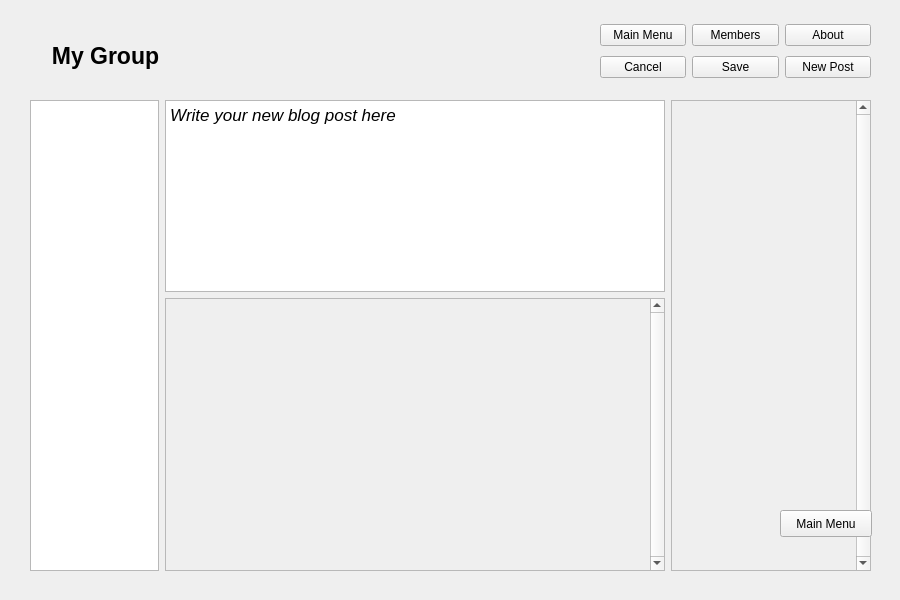
Old version of the form GUI/groupgui.ui in the repository thanhmvu/RocketRapport.
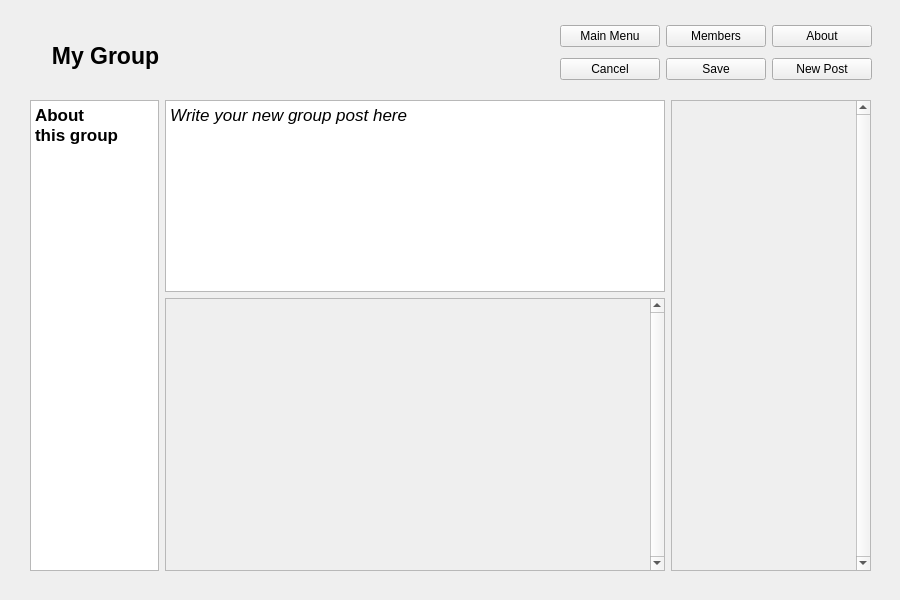
New version of the form.

Commit message: Add return button to GUI Group screen

```diff
--- a/GUI/groupgui.ui
+++ b/GUI/groupgui.ui
@@ -42,20 +42,7 @@
     </item>
    </layout>
   </widget>
-  <widget class="QPushButton" name="pushButton_5">
-   <property name="geometry">
-    <rect>
-     <x>780</x>
-     <y>510</y>
-     <width>92</width>
-     <height>27</height>
-    </rect>
-   </property>
-   <property name="text">
-    <string>Main Menu</string>
-   </property>
-  </widget>
-  <widget class="QWidget" name="">
+  <widget class="QWidget" name="layoutWidget">
    <property name="geometry">
     <rect>
      <x>30</x>
@@ -73,6 +60,14 @@
         <verstretch>0</verstretch>
        </sizepolicy>
       </property>
+      <property name="html">
+       <string>&lt;!DOCTYPE HTML PUBLIC &quot;-//W3C//DTD HTML 4.0//EN&quot; &quot;http://www.w3.org/TR/REC-html40/strict.dtd&quot;&gt;
+&lt;html&gt;&lt;head&gt;&lt;meta name=&quot;qrichtext&quot; content=&quot;1&quot; /&gt;&lt;style type=&quot;text/css&quot;&gt;
+p, li { white-space: pre-wrap; }
+&lt;/style&gt;&lt;/head&gt;&lt;body style=&quot; font-family:'.SF NS Text'; font-size:13pt; font-weight:400; font-style:normal;&quot;&gt;
+&lt;p style=&quot; margin-top:0px; margin-bottom:0px; margin-left:0px; margin-right:0px; -qt-block-indent:0; text-indent:0px;&quot;&gt;&lt;span style=&quot; font-weight:600;&quot;&gt;About &lt;/span&gt;&lt;/p&gt;
+&lt;p style=&quot; margin-top:0px; margin-bottom:0px; margin-left:0px; margin-right:0px; -qt-block-indent:0; text-indent:0px;&quot;&gt;&lt;span style=&quot; font-weight:600;&quot;&gt;this group&lt;/span&gt;&lt;/p&gt;&lt;/body&gt;&lt;/html&gt;</string>
+      </property>
      </widget>
     </item>
     <item>
@@ -95,8 +90,8 @@
          <string>&lt;!DOCTYPE HTML PUBLIC &quot;-//W3C//DTD HTML 4.0//EN&quot; &quot;http://www.w3.org/TR/REC-html40/strict.dtd&quot;&gt;
 &lt;html&gt;&lt;head&gt;&lt;meta name=&quot;qrichtext&quot; content=&quot;1&quot; /&gt;&lt;style type=&quot;text/css&quot;&gt;
 p, li { white-space: pre-wrap; }
-&lt;/style&gt;&lt;/head&gt;&lt;body style=&quot; font-family:'Sans'; font-size:10pt; font-weight:400; font-style:normal;&quot;&gt;
-&lt;p style=&quot; margin-top:0px; margin-bottom:0px; margin-left:0px; margin-right:0px; -qt-block-indent:0; text-indent:0px;&quot;&gt;&lt;span style=&quot; font-family:'.SF NS Text'; font-size:13pt; font-style:italic;&quot;&gt;Write your new blog post here&lt;/span&gt;&lt;/p&gt;&lt;/body&gt;&lt;/html&gt;</string>
+&lt;/style&gt;&lt;/head&gt;&lt;body style=&quot; font-family:'.SF NS Text'; font-size:13pt; font-weight:400; font-style:normal;&quot;&gt;
+&lt;p style=&quot; margin-top:0px; margin-bottom:0px; margin-left:0px; margin-right:0px; -qt-block-indent:0; text-indent:0px;&quot;&gt;&lt;span style=&quot; font-style:italic;&quot;&gt;Write your new group post here&lt;/span&gt;&lt;/p&gt;&lt;/body&gt;&lt;/html&gt;</string>
         </property>
        </widget>
       </item>
@@ -154,7 +149,7 @@
         <rect>
          <x>0</x>
          <y>0</y>
-         <width>185</width>
+         <width>183</width>
          <height>467</height>
         </rect>
        </property>
@@ -163,13 +158,13 @@
     </item>
    </layout>
   </widget>
-  <widget class="QWidget" name="">
+  <widget class="QWidget" name="layoutWidget">
    <property name="geometry">
     <rect>
-     <x>600</x>
+     <x>560</x>
      <y>20</y>
-     <width>271</width>
-     <height>62</height>
+     <width>312</width>
+     <height>66</height>
     </rect>
    </property>
    <layout class="QGridLayout" name="gridLayout">
```
Left out of the diff: 18 changed lines with no effect on the pictures. The commit also changes 4 other files.
